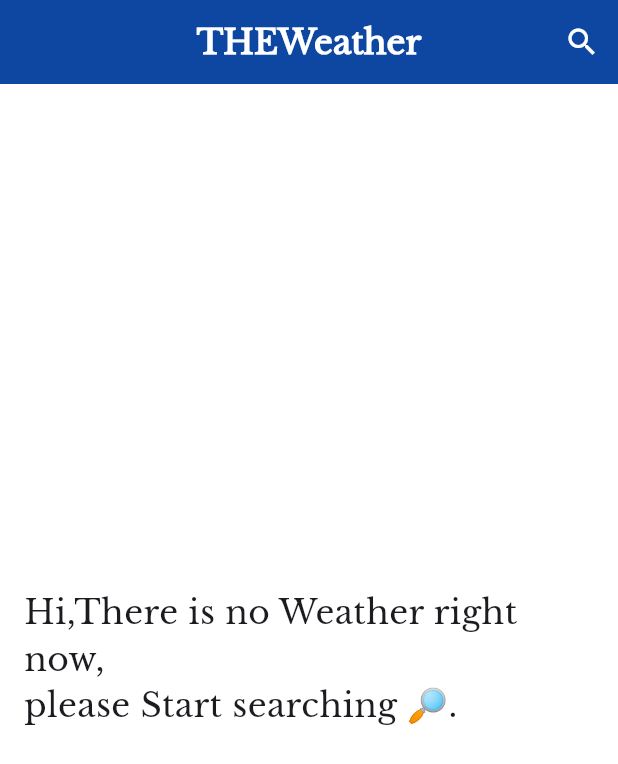
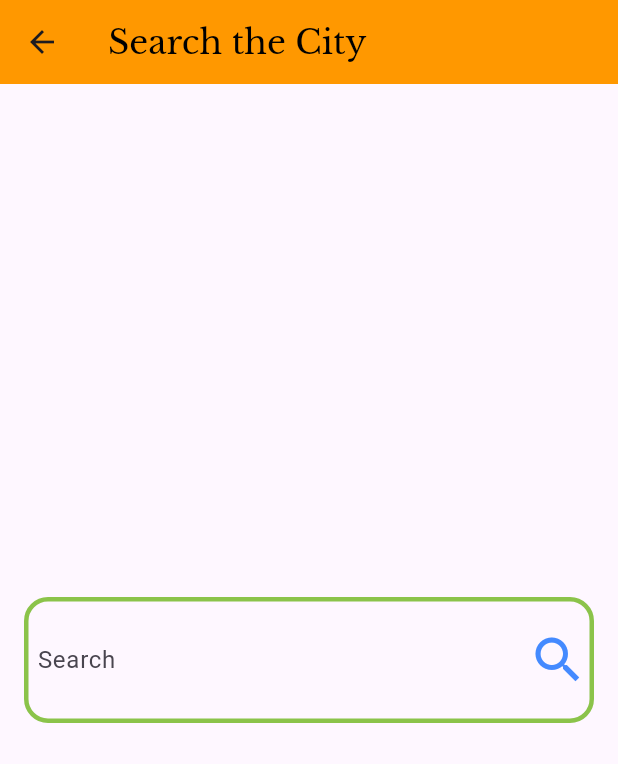
Before and after one commit to ahmedel0189/The-Weather, a Flutter app: the screen it shows after launch, after a tap on the "search" icon, on a phone screen of 412 x 824 dp. Shown: the top 764 px of the screen. Run offline on Flutter 3.47's test engine with Material 3 defaults, Android fonts, the phone set to English and light mode, and no system bars.

Commit message:
Establish the Basuc Ui

```diff
--- a/lib/Items/custom_appbar.dart
+++ b/lib/Items/custom_appbar.dart
@@ -1,4 +1,5 @@
 import 'package:flutter/material.dart';
+import 'package:the_weather/Screens/search_view.dart';
 
 class CustomAppbar extends StatelessWidget
     implements PreferredSizeWidget {
@@ -12,7 +13,15 @@ class CustomAppbar extends StatelessWidget
     return AppBar(
       actions: [
         IconButton(
-          onPressed: () {},
+          onPressed: () {
+            Navigator.push(
+              context,
+              MaterialPageRoute(
+                builder: (context) =>
+                    SearchView(),
+              ),
+            );
+          },
           icon: const Icon(
             Icons.search,
             color: Colors.white,
--- /dev/null
+++ b/lib/Items/dynamic_search_feild.dart
@@ -0,0 +1,139 @@
+import 'package:flutter/material.dart';
+
+class DynamicSearchFeild extends StatefulWidget {
+  const DynamicSearchFeild({super.key});
+
+  @override
+  State<DynamicSearchFeild> createState() =>
+      _DynamicSearchFeildState();
+}
+
+class _DynamicSearchFeildState
+    extends State<DynamicSearchFeild> {
+  final TextEditingController _controller =
+      TextEditingController();
+
+  @override
+  void dispose() {
+    _controller.dispose();
+    super.dispose();
+  }
+
+  @override
+  Widget build(BuildContext context) {
+    // هل الكيبورد ظاهر؟
+    final bottomInset = MediaQuery.of(
+      context,
+    ).viewInsets.bottom;
+    final isKeyboardOpen = bottomInset > 0;
+    return GestureDetector(
+      // when click on the screen the keybord disappere
+      onTap: () =>
+          () => FocusScope.of(context).unfocus(),
+      child: SafeArea(
+        child: SizedBox.expand(
+          // AnimatedAlign here to move the searchbar up and dwon
+          child: AnimatedAlign(
+            duration: const Duration(
+              milliseconds: 50,
+            ),
+            curve: Curves.easeOutCubic,
+            alignment: isKeyboardOpen
+                ? Alignment(0, -0.10)
+                : Alignment.center,
+            child: Padding(
+              padding: EdgeInsets.fromLTRB(
+                16,
+                isKeyboardOpen ? 24 : 0,
+                16,
+                0,
+              ),
+              child: TextField(
+                controller: _controller,
+                textInputAction:
+                    TextInputAction.search,
+                onSubmitted: (q) {
+                  // TODO: نفّذ البحث هنا
+
+                },
+                onChanged: (value) {
+                  // اختياري: بحث لحظي
+                },
+                decoration: InputDecoration(
+                  contentPadding:
+                      EdgeInsets.symmetric(
+                        vertical: 30,
+                        horizontal: 5,
+                      ),
+                  labelText: 'Search',
+                  suffixIcon: const Icon(
+                    color: Colors.blueAccent,
+                    size: 40,
+                    Icons.search,
+                  ), // يمين
+                  hintText:
+                      'Enter City Name ... ',
+                  border: OutlineInputBorder(
+                    borderSide: BorderSide(
+                      color: Colors.cyan,
+                    ),
+                  ),
+                  enabledBorder:
+                      OutlineInputBorder(
+                        borderRadius:
+                            BorderRadius.circular(
+                              16,
+                            ),
+                        borderSide: BorderSide(
+                          color:
+                              Colors.lightGreen,
+                          width: 3,
+                        ),
+                      ),
+                ),
+              ),
+              // l==>left,T==>top,r==>right,B==>button
+              // child: ConstrainedBox(
+              //   constraints:
+              //       const BoxConstraints(
+              //         maxWidth: 600,
+              //       ),
+              //   child: Material(
+              //     elevation: 4,
+              //     borderRadius:
+              //         BorderRadius.circular(16),
+              //     clipBehavior: Clip.antiAlias,
+              //     child: TextField(
+              //       controller: _controller,
+              //       textInputAction:
+              //           TextInputAction.search,
+              //       onSubmitted: (q) {
+              //         // TODO: نفّذ البحث هنا
+              //       },
+              //       onChanged: (q) {
+              //         // اختياري: بحث لحظي
+              //       },
+              //       decoration: InputDecoration(
+              //           suffixIcon: const Icon(Icons.search), // يمين
+              //         hintText: 'search here...',
+              //         border: InputBorder.none,
+              //         // padding داخلي مريح
+              //         contentPadding:
+              //             const EdgeInsets.symmetric(
+              //               vertical: 14,
+              //               horizontal: 16,
+              //             ),
+              //         // خلفية بيضاء للصندوق
+              //         filled: true,
+              //         fillColor: Colors.white,
+              //       ),
+              //     ),
+              //   ),
+              // ),
+            ),
+          ),
+        ),
+      ),
+    );
+  }
+}
--- a/lib/Screens/search_view.dart
+++ b/lib/Screens/search_view.dart
@@ -1,15 +1,27 @@
 import 'package:flutter/material.dart';
+import 'package:the_weather/Items/dynamic_search_feild.dart';
 
-class SearchView extends StatefulWidget {
+class SearchView extends StatelessWidget {
   const SearchView({super.key});
 
   @override
-  State<SearchView> createState() => _SearchViewState();
-}
+  Widget build(BuildContext context) {
+    return Scaffold(
+      // to make the page reorder itself after the keyboard appeare
+      resizeToAvoidBottomInset: true,
 
-class _SearchViewState extends State<SearchView> {
-  @override
-  Widget build(BuildContext context) {
-    return const Placeholder();
+      appBar: AppBar(
+        backgroundColor: Colors.orange,
+        title: const Text(
+          "Search the City",
+          style: TextStyle(
+            fontFamily: 'Libre_Baskerville',
+            color: Colors.black,
+            fontWeight: FontWeight.w500,
+          ),
+        ),
+      ),
+      body: DynamicSearchFeild(),
+    );
   }
 }
```
Also changed, not shown: lib/Api/weather_api.dart (added).
